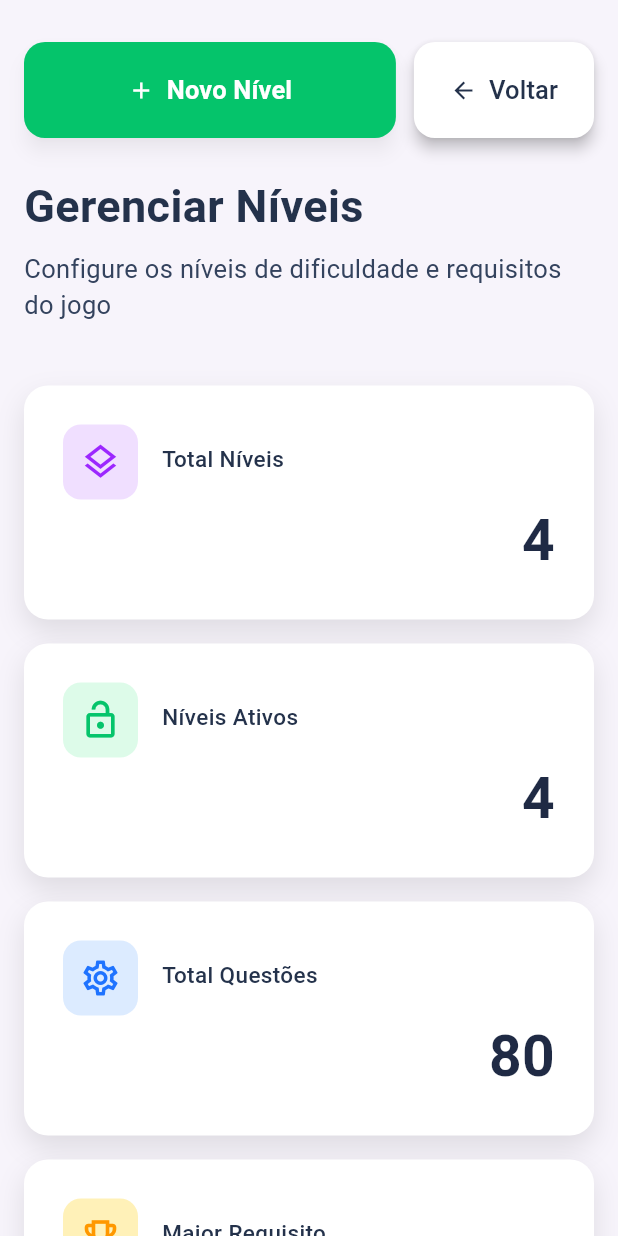
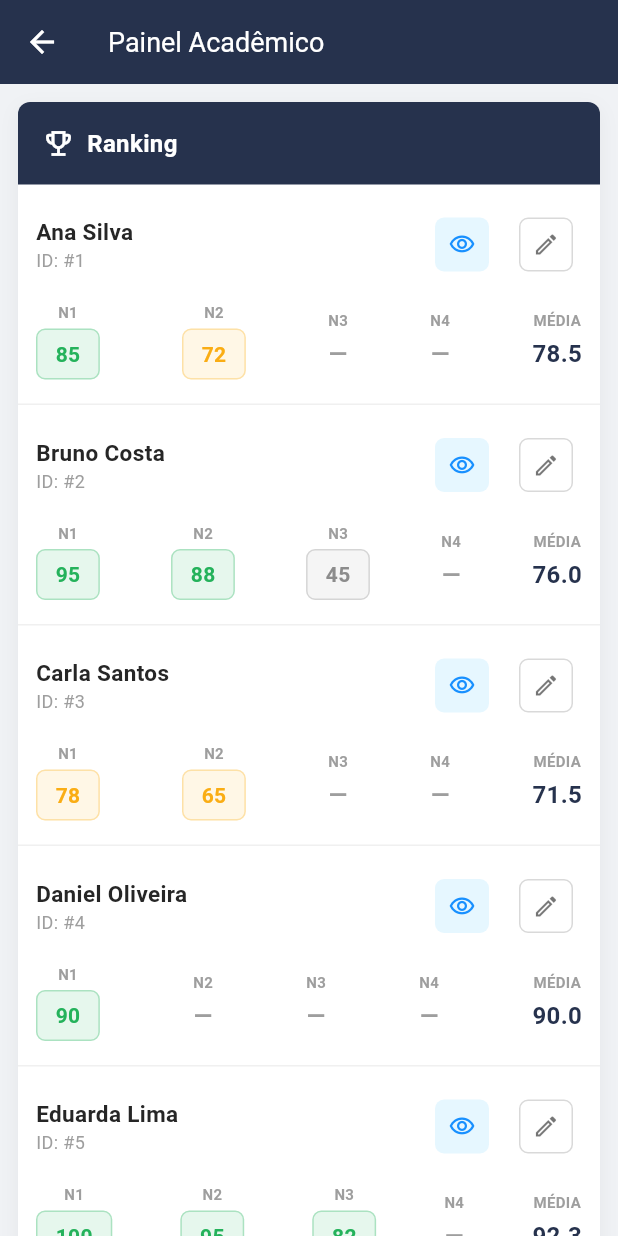
Before and after one commit to DecoDamasio/QUIMICA-ETEC, a Flutter app: the ProfessorMenuPage screen opened directly with empty values, after a tap on "Ver Ranking", on a phone screen of 412 x 824 dp. Run offline on Flutter 3.47's test engine with Material 3 defaults, Android fonts, the phone set to English and light mode, and no system bars; our stand-ins replace google_fonts; network calls fail.

Commit message:
tela de ranking adicionada, mas ainda não esta integrada com o banco

```diff
--- a/lib/features/home/menu/menu_page_professor.dart
+++ b/lib/features/home/menu/menu_page_professor.dart
@@ -3,6 +3,7 @@
 import '../../../widgets/quickstatusitem.dart';
 import 'cadastrar_aluno_page.dart';
 import 'gerenciar_niveis_page.dart';
+import 'ranking_page.dart';
 
 class ProfessorMenuPage extends StatelessWidget {
   final String username;
@@ -72,7 +73,7 @@
                         onTap: () => Navigator.push(
                           context,
                           MaterialPageRoute(
-                            builder: (context) => const GerenciarNiveisPage(),
+                            builder: (context) => const RankingAlunosScreen(),
                           ),
                         ),
                       ),
--- /dev/null
+++ b/lib/features/home/menu/ranking_page.dart
@@ -0,0 +1,264 @@
+import 'package:flutter/material.dart';
+import '../../../widgets/aluno.dart';
+import '../../../widgets/nota_badge.dart';
+import '../../../widgets/acoes_botoes.dart';
+
+class RankingAlunosScreen extends StatefulWidget {
+  const RankingAlunosScreen({Key? key}) : super(key: key);
+
+  @override
+  State<RankingAlunosScreen> createState() => _RankingScreenState();
+}
+
+class _RankingScreenState extends State<RankingAlunosScreen> {
+  // dados ficticios (por enquanto)
+  final List<Aluno> alunos = [
+    Aluno(id: 1, nome: 'Ana Silva', nivel1: 85, nivel2: 72),
+    Aluno(id: 2, nome: 'Bruno Costa', nivel1: 95, nivel2: 88, nivel3: 45),
+    Aluno(id: 3, nome: 'Carla Santos', nivel1: 78, nivel2: 65),
+    Aluno(id: 4, nome: 'Daniel Oliveira', nivel1: 90),
+    Aluno(id: 5, nome: 'Eduarda Lima', nivel1: 100, nivel2: 95, nivel3: 82),
+  ];
+
+  @override
+  Widget build(BuildContext context) {
+    return Scaffold(
+      backgroundColor: const Color(0xFFF0F2F5),
+      appBar: AppBar(
+        title: const Text('Painel Acadêmico', style: TextStyle(color: Colors.white, fontSize: 18)),
+        backgroundColor: const Color(0xFF26324D),
+        elevation: 0,
+        leading: IconButton(
+          icon: const Icon(Icons.arrow_back, color: Colors.white),
+          onPressed: () => Navigator.of(context).pop(), // Botão de retorno
+        ),
+      ),
+      body: LayoutBuilder(
+        builder: (context, constraints) {
+          // define o tamanho da tela
+          bool isMobile = constraints.maxWidth < 600;
+
+          return SingleChildScrollView(
+            padding: EdgeInsets.all(isMobile ? 12.0 : 24.0),
+            child: Container(
+              decoration: BoxDecoration(
+                color: Colors.white,
+                borderRadius: BorderRadius.circular(8),
+                boxShadow: [
+                  BoxShadow(
+                    color: Colors.black.withOpacity(0.05),
+                    blurRadius: 10,
+                    offset: const Offset(0, 4),
+                  )
+                ],
+              ),
+              child: Column(
+                crossAxisAlignment: CrossAxisAlignment.stretch,
+                children: [
+                  // cabeçalho do ranking
+                  Container(
+                    padding: const EdgeInsets.all(16),
+                    decoration: const BoxDecoration(
+                      color: Color(0xFF26324D),
+                      borderRadius: BorderRadius.only(
+                        topLeft: Radius.circular(8),
+                        topRight: Radius.circular(8),
+                      ),
+                    ),
+                    child: Row(
+                      children: [
+                        const Icon(Icons.emoji_events_outlined, color: Colors.white, size: 22),
+                        const SizedBox(width: 8),
+                        const Text(
+                          'Ranking',
+                          style: TextStyle(
+                            color: Colors.white,
+                            fontSize: 16,
+                            fontWeight: FontWeight.bold,
+                          ),
+                        ),
+                      ],
+                    ),
+                  ),
+
+                  // responsividade
+                  isMobile ? _buildMobileCards() : _buildDesktopTable(),
+
+                  // rodapé responsivo
+                  Padding(
+                    padding: const EdgeInsets.all(16.0),
+                    child: Flex(
+                      direction: isMobile ? Axis.vertical : Axis.horizontal,
+                      mainAxisAlignment: MainAxisAlignment.spaceBetween,
+                      crossAxisAlignment: isMobile ? CrossAxisAlignment.center : CrossAxisAlignment.center,
+                      children: [
+                        Text(
+                          'Mostrando ${alunos.length} de ${alunos.length} alunos',
+                          style: const TextStyle(color: Colors.grey, fontSize: 13),
+                        ),
+                        if (isMobile) const SizedBox(height: 12), // Espaçamento no celular
+                        Row(
+                          mainAxisSize: MainAxisSize.min,
+                          children: [
+                            OutlinedButton(
+                              onPressed: null,
+                              style: OutlinedButton.styleFrom(
+                                side: const BorderSide(color: Colors.black12),
+                                shape: RoundedRectangleBorder(borderRadius: BorderRadius.circular(6)),
+                              ),
+                              child: const Text('Anterior', style: TextStyle(color: Colors.black38)),
+                            ),
+                            const SizedBox(width: 8),
+                            OutlinedButton(
+                              onPressed: () {},
+                              style: OutlinedButton.styleFrom(
+                                side: const BorderSide(color: Colors.black26),
+                                shape: RoundedRectangleBorder(borderRadius: BorderRadius.circular(6)),
+                              ),
+                              child: const Row(
+                                children: [
+                                  Text('Próximo', style: TextStyle(color: Colors.black87)),
+                                  Icon(Icons.arrow_forward, size: 14, color: Colors.black87),
+                                ],
+                              ),
+                            ),
+                          ],
+                        )
+                      ],
+                    ),
+                  )
+                ],
+              ),
+            ),
+          );
+        },
+      ),
+    );
+  }
+
+  // responsividade ok (web)
+  Widget _buildDesktopTable() {
+    return SingleChildScrollView(
+      scrollDirection: Axis.horizontal,
+      child: DataTable(
+        headingTextStyle: const TextStyle(
+          fontWeight: FontWeight.bold,
+          color: Color(0xFF595959),
+          fontSize: 12,
+        ),
+        columns: const [
+          DataColumn(label: Text('ALUNO')),
+          DataColumn(label: Text('NÍVEL 1')),
+          DataColumn(label: Text('NÍVEL 2')),
+          DataColumn(label: Text('NÍVEL 3')),
+          DataColumn(label: Text('NÍVEL 4')),
+          DataColumn(label: Text('MÉDIA')),
+          DataColumn(label: Text('AÇÕES')),
+        ],
+        rows: alunos.map((aluno) {
+          return DataRow(cells: [
+            DataCell(
+              Column(
+                crossAxisAlignment: CrossAxisAlignment.start,
+                mainAxisAlignment: MainAxisAlignment.center,
+                children: [
+                  Text(aluno.nome, style: const TextStyle(fontWeight: FontWeight.w600, color: Color(0xFF262626))),
+                  Text('ID: #${aluno.id}', style: const TextStyle(color: Colors.grey, fontSize: 11)),
+                ],
+              ),
+            ),
+            DataCell(NotaBadge(nota: aluno.nivel1)),
+            DataCell(NotaBadge(nota: aluno.nivel2)),
+            DataCell(NotaBadge(nota: aluno.nivel3)),
+            DataCell(NotaBadge(nota: aluno.nivel4)),
+            DataCell(
+              Text(
+                '${aluno.media}',
+                style: const TextStyle(fontWeight: FontWeight.bold, color: Color(0xFF262626), fontSize: 15),
+              ),
+            ),
+            DataCell(
+              AcoesBotoes(
+                onVisualizar: () => print('Visualizar ${aluno.nome}'),
+                onEditar: () => print('Editar ${aluno.nome}'),
+              ),
+            ),
+          ]);
+        }).toList(),
+      ),
+    );
+  }
+
+  // responsividade ok
+  Widget _buildMobileCards() {
+    return ListView.separated(
+      shrinkWrap: true,
+      physics: const NeverScrollableScrollPhysics(),
+      itemCount: alunos.length,
+      separatorBuilder: (_, __) => const Divider(height: 1, color: Color(0xFFF0F0F0)),
+      itemBuilder: (context, index) {
+        final aluno = alunos[index];
+        return Padding(
+          padding: const EdgeInsets.symmetric(vertical: 16.0, horizontal: 12.0),
+          child: Column(
+            crossAxisAlignment: CrossAxisAlignment.start,
+            children: [
+              // nome dos alunos
+              Row(
+                mainAxisAlignment: MainAxisAlignment.spaceBetween,
+                children: [
+                  Column(
+                    crossAxisAlignment: CrossAxisAlignment.start,
+                    children: [
+                      Text(aluno.nome, style: const TextStyle(fontWeight: FontWeight.bold, fontSize: 15, color: Color(0xFF262626))),
+                      Text('ID: #${aluno.id}', style: const TextStyle(color: Colors.grey, fontSize: 12)),
+                    ],
+                  ),
+                  AcoesBotoes(
+                    onVisualizar: () => print('Visualizar ${aluno.nome}'),
+                    onEditar: () => print('Editar ${aluno.nome}'),
+                  ),
+                ],
+              ),
+              const SizedBox(height: 14),
+
+              // linha de niveis
+              Row(
+                mainAxisAlignment: MainAxisAlignment.spaceBetween,
+                children: [
+                  _buildMobileNivelItem('N1', aluno.nivel1),
+                  _buildMobileNivelItem('N2', aluno.nivel2),
+                  _buildMobileNivelItem('N3', aluno.nivel3),
+                  _buildMobileNivelItem('N4', aluno.nivel4),
+
+                  // média
+                  Column(
+                    children: [
+                      const Text('MÉDIA', style: TextStyle(fontSize: 10, fontWeight: FontWeight.bold, color: Colors.grey)),
+                      const SizedBox(height: 4),
+                      Text(
+                        '${aluno.media}',
+                        style: const TextStyle(fontWeight: FontWeight.bold, fontSize: 16, color: Color(0xFF26324D)),
+                      ),
+                    ],
+                  ),
+                ],
+              ),
+            ],
+          ),
+        );
+      },
+    );
+  }
+
+  // Auxiliar para alinhar as notas etiquetadas no modo mobile
+  Widget _buildMobileNivelItem(String label, int? nota) {
+    return Column(
+      children: [
+        Text(label, style: const TextStyle(fontSize: 10, color: Colors.grey, fontWeight: FontWeight.w600)),
+        const SizedBox(height: 4),
+        NotaBadge(nota: nota),
+      ],
+    );
+  }
+}
--- /dev/null
+++ b/lib/widgets/acoes_botoes.dart
@@ -0,0 +1,45 @@
+import 'package:flutter/material.dart';
+
+class AcoesBotoes extends StatelessWidget {
+  final VoidCallback onVisualizar;
+  final VoidCallback onEditar;
+
+  const AcoesBotoes({
+    Key? key,
+    required this.onVisualizar,
+    required this.onEditar,
+  }) : super(key: key);
+
+  @override
+  Widget build(BuildContext context) {
+    return Row(
+      mainAxisSize: MainAxisSize.min,
+      children: [
+        // botao de visu
+        IconButton(
+          constraints: const BoxConstraints(minWidth: 36, minHeight: 36),
+          padding: EdgeInsets.zero,
+          onPressed: onVisualizar,
+          icon: const Icon(Icons.visibility_outlined, color: Color(0xFF1890FF), size: 18),
+          style: IconButton.styleFrom(
+            backgroundColor: const Color(0xFFE6F7FF),
+            shape: RoundedRectangleBorder(borderRadius: BorderRadius.circular(6)),
+          ),
+        ),
+        const SizedBox(width: 8),
+
+        // botao pra editar
+        IconButton(
+          constraints: const BoxConstraints(minWidth: 36, minHeight: 36),
+          padding: EdgeInsets.zero,
+          onPressed: onEditar,
+          icon: const Icon(Icons.edit_outlined, color: Colors.black54, size: 18),
+          style: IconButton.styleFrom(
+            side: const BorderSide(color: Color(0xFFD9D9D9)),
+            shape: RoundedRectangleBorder(borderRadius: BorderRadius.circular(6)),
+          ),
+        ),
+      ],
+    );
+  }
+}
--- /dev/null
+++ b/lib/widgets/aluno.dart
@@ -0,0 +1,25 @@
+class Aluno {
+  final int id;
+  final String nome;
+  final int? nivel1;
+  final int? nivel2;
+  final int? nivel3;
+  final int? nivel4;
+
+  Aluno({
+    required this.id,
+    required this.nome,
+    this.nivel1,
+    this.nivel2,
+    this.nivel3,
+    this.nivel4,
+  });
+
+  // média formatada com 1 casa decimal
+  double get media {
+    List<int> notas = [nivel1, nivel2, nivel3, nivel4].whereType<int>().toList();
+    if (notas.isEmpty) return 0.0;
+    int soma = notas.reduce((a, b) => a + b);
+    return double.parse((soma / notas.length).toStringAsFixed(1));
+  }
+}
--- /dev/null
+++ b/lib/widgets/nota_badge.dart
@@ -0,0 +1,50 @@
+import 'package:flutter/material.dart';
+
+class NotaBadge extends StatelessWidget {
+  final int? nota;
+
+  const NotaBadge({Key? key, this.nota}) : super(key: key);
+
+  @override
+  Widget build(BuildContext context) {
+    // se não xistir nota mostra um traço
+    if (nota == null) {
+      return const Text(
+        '—',
+        style: TextStyle(color: Colors.grey, fontSize: 16, fontWeight: FontWeight.bold)
+      );
+    }
+
+    // cores
+    Color backgroundColor;
+    Color textColor;
+
+    if (nota! >= 80) {
+      backgroundColor = const Color(0xFFE6F7ED); // Verde bem claro
+      textColor = const Color(0xFF24B25B);       // Verde escuro
+    } else if (nota! >= 60) {
+      backgroundColor = const Color(0xFFFFF7E6); // Amarelo bem claro
+      textColor = const Color(0xFFFAAD14);       // Amarelo escuro
+    } else {
+      backgroundColor = const Color(0xFFF5F5F5); // Cinza bem claro
+      textColor = const Color(0xFF8C8C8C);       // Cinza escuro
+    }
+
+    return Container(
+      padding: const EdgeInsets.symmetric(horizontal: 12, vertical: 6),
+      decoration: BoxDecoration(
+        color: backgroundColor,
+        borderRadius: BorderRadius.circular(6),
+        border: Border.all(color: textColor.withOpacity(0.3), width: 1),
+      ),
+      child: Text(
+        '$nota',
+        style: TextStyle(
+          color: textColor,
+          fontWeight: FontWeight.bold,
+          fontSize: 14,
+        ),
+      ),
+    );
+  }
+}
```
